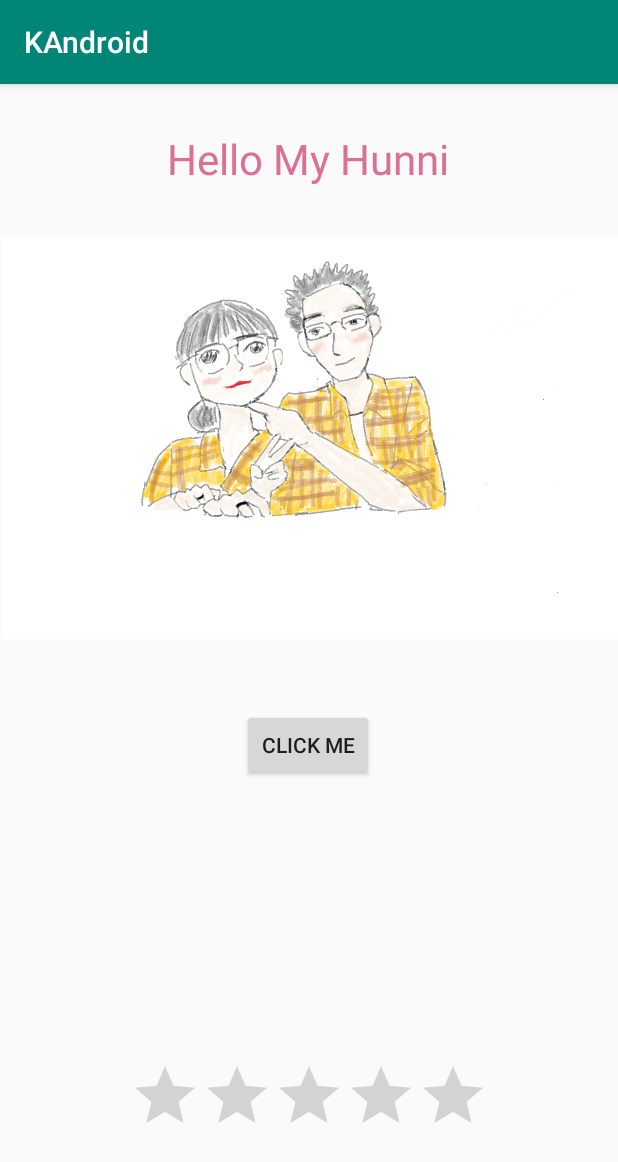
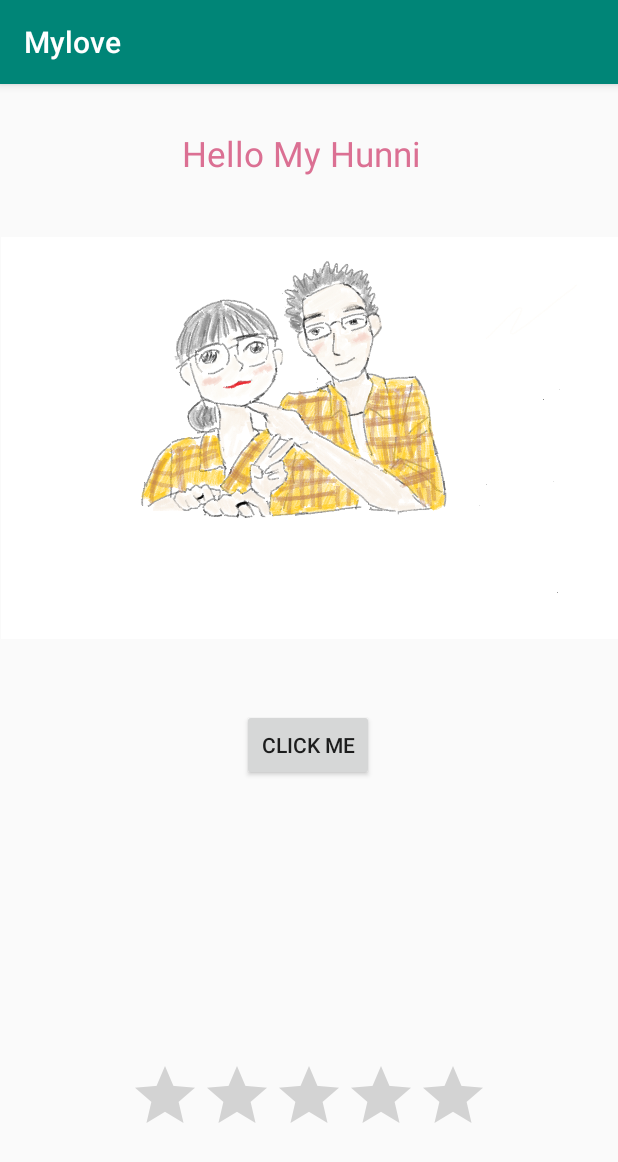
Before and after one commit to paxyqi/Kotlin-Android, an Android app: the screen it shows after launch (MainActivity), on a phone screen of 412 x 824 dp. Shown: the top 1162 px of the screen. Run offline under Robolectric (Android 15) with nearby library versions, the phone set to English and light mode, and no system bars.

Commit message:
change app's name

```diff
--- a/app/src/main/AndroidManifest.xml
+++ b/app/src/main/AndroidManifest.xml
@@ -5,7 +5,7 @@
     <application
             android:allowBackup="true"
             android:icon="@mipmap/ic_launcher"
-            android:label="@string/app_name"
+            android:label="Mylove"
             android:roundIcon="@mipmap/ic_launcher_round"
             android:supportsRtl="true"
             android:theme="@style/AppTheme">
--- a/app/src/main/res/layout/activity_main.xml
+++ b/app/src/main/res/layout/activity_main.xml
@@ -8,10 +8,10 @@
         tools:context=".MainActivity">
 
     <TextView
-            android:layout_width="190dp"
+            android:layout_width="170dp"
             android:layout_height="40dp"
             android:text="Hello My Hunni"
-            android:textSize="28dp"
+            android:textSize="23dp"
             android:textColor="@color/title"
             app:layout_constraintLeft_toLeftOf="parent"
             app:layout_constraintRight_toRightOf="parent"
```
